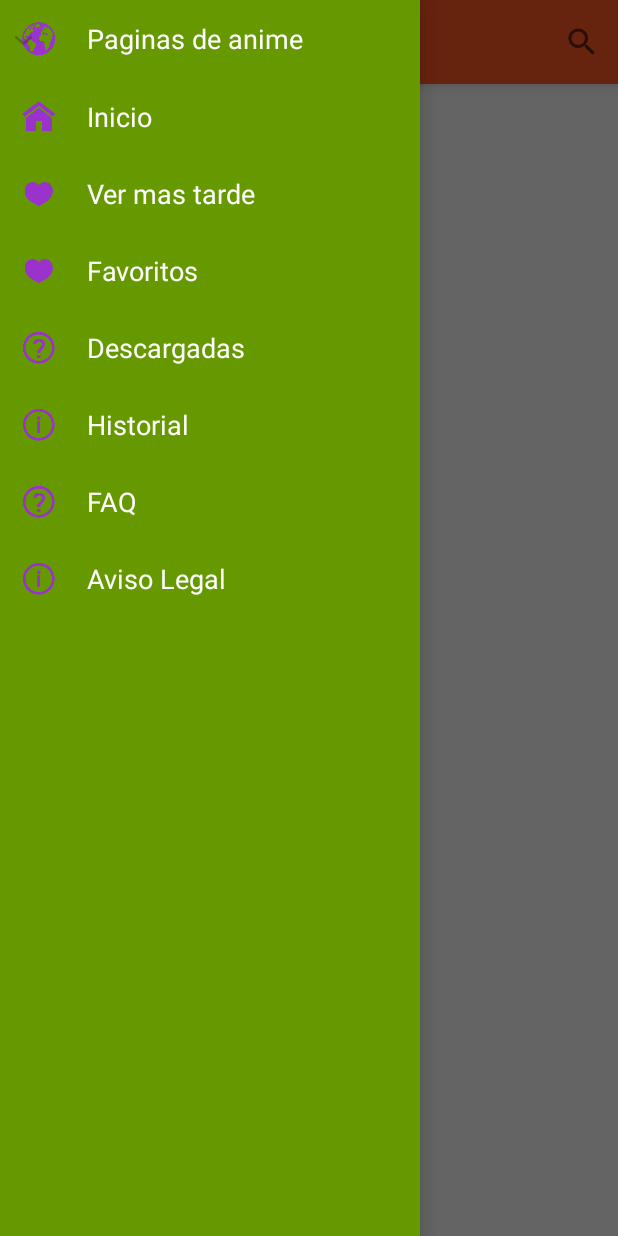
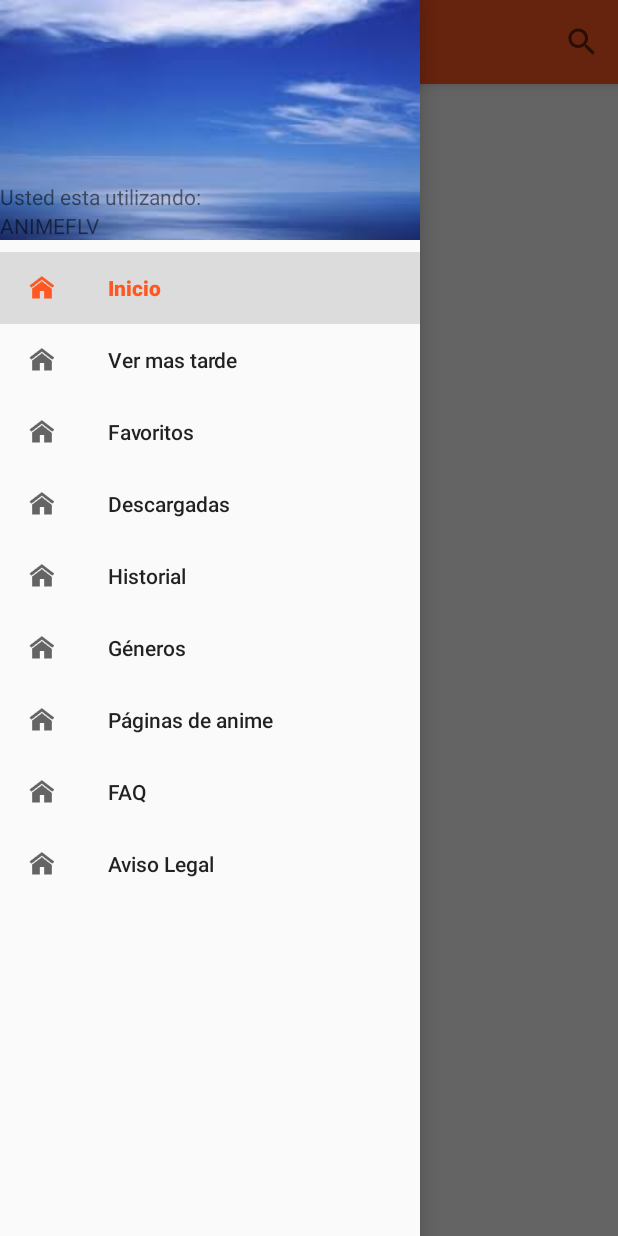
Before and after one commit to Vareta/Ouiaboo, an Android app: the Central screen opened directly, with no data from a screen before it, with the side drawer open, on a phone screen of 412 x 824 dp. Run offline under Robolectric (Android 15) with nearby library versions, the phone set to English and light mode, and no system bars; pictures from the network do not load.

Commit message:
Se agrega correctemente el drawerlayout y la conexion mediante los respectivos fragments.
Se incorpora segun lo especifica el material design. Ademas se configuran los titulos para cada seccion.

```diff
--- a/app/build.gradle
+++ b/app/build.gradle
@@ -22,6 +22,7 @@ android {
 dependencies {
     compile fileTree(dir: 'libs', include: ['*.jar'])
     compile 'com.android.support:appcompat-v7:22.2.1'
+    compile 'com.android.support:design:22.2.1'
     compile 'org.jsoup:jsoup:1.8.3'
     compile 'com.android.support:recyclerview-v7:22.2.1'
     compile 'com.android.support:cardview-v7:22.2.1'
--- a/app/src/main/AndroidManifest.xml
+++ b/app/src/main/AndroidManifest.xml
@@ -20,8 +20,7 @@
             </intent-filter>
         </activity>
         <activity
-            android:name=".Central"
-            android:label="@string/title_activity_central">
+            android:name=".Central">
             <intent-filter>
                 <action android:name="android.intent.action.SEARCH" />
             </intent-filter>
--- a/app/src/main/java/com/ouiaboo/ouiaboo/Central.java
+++ b/app/src/main/java/com/ouiaboo/ouiaboo/Central.java
@@ -7,7 +7,10 @@ import android.content.Intent;
 import android.net.Uri;
 import android.os.AsyncTask;
 import android.os.Bundle;
+import android.support.design.widget.NavigationView;
+import android.support.v4.app.Fragment;
 import android.support.v4.app.FragmentTransaction;
+import android.support.v4.view.GravityCompat;
 import android.support.v4.widget.DrawerLayout;
 import android.support.v7.app.AppCompatActivity;
 import android.support.v7.widget.SearchView;
@@ -29,9 +32,17 @@ import com.ouiaboo.ouiaboo.clases.DrawerItemsListUno;
 import com.ouiaboo.ouiaboo.clases.Episodios;
 import com.ouiaboo.ouiaboo.clases.HomeScreenAnimeFLV;
 import com.ouiaboo.ouiaboo.clases.SitiosWeb;
+import com.ouiaboo.ouiaboo.fragmentsFLV.AvisoLegal;
 import com.ouiaboo.ouiaboo.fragmentsFLV.Busqueda;
+import com.ouiaboo.ouiaboo.fragmentsFLV.Descargadas;
+import com.ouiaboo.ouiaboo.fragmentsFLV.Faq;
+import com.ouiaboo.ouiaboo.fragmentsFLV.Favoritos;
+import com.ouiaboo.ouiaboo.fragmentsFLV.Generos;
+import com.ouiaboo.ouiaboo.fragmentsFLV.Historial;
 import com.ouiaboo.ouiaboo.fragmentsFLV.HomeScreen;
 import com.ouiaboo.ouiaboo.fragmentsFLV.EpisodiosFlv;
+import com.ouiaboo.ouiaboo.fragmentsFLV.PaginasAnime;
+import com.ouiaboo.ouiaboo.fragmentsFLV.VerMasTarde;
 
 import java.util.ArrayList;
 import java.util.HashMap;
@@ -39,9 +50,15 @@ import java.util.List;
 
 
 public class Central extends AppCompatActivity implements HomeScreen.OnFragmentInteractionListener, Busqueda.OnFragmentInteractionListener,
-                                                        EpisodiosFlv.OnFragmentInteractionListener{
+                                                        EpisodiosFlv.OnFragmentInteractionListener, VerMasTarde.OnFragmentInteractionListener,
+                                                        Favoritos.OnFragmentInteractionListener, Descargadas.OnFragmentInteractionListener,
+                                                        Historial.OnFragmentInteractionListener, Generos.OnFragmentInteractionListener,
+                                                        PaginasAnime.OnFragmentInteractionListener, Faq.OnFragmentInteractionListener,
+                                                        AvisoLegal.OnFragmentInteractionListener{
     private DrawerLayout drawerLayout;
+    private String drawerTitle;
     private ListView drawerList;
+    private NavigationView navigationView;
     LinearLayout linearLayout;
     ExpandableListAdapter listAdapter;
     ExpandableListView expListView;
@@ -58,27 +75,66 @@ public class Central extends AppCompatActivity implements HomeScreen.OnFragmentI
         setContentView(R.layout.activity_central);
 
         drawerLayout = (DrawerLayout)findViewById(R.id.drawer_layout); //el drawerLayout
-        linearLayout = (LinearLayout)findViewById(R.id.left_drawer);
-        drawerList = (ListView)findViewById(R.id.drawer_list); //el listView
-        expListView = (ExpandableListView)findViewById(R.id.drawer_expandable_list); //lista expandible
-        toolbar = (Toolbar)findViewById(R.id.toolbar);
-        setSupportActionBar(toolbar);
-        toolbar.setNavigationIcon(R.drawable.ic_menu_white);
-        toolbar.setNavigationOnClickListener(new View.OnClickListener() {
+        navigationView = (NavigationView)findViewById(R.id.nav_view);
+
+        setUpToolbar(); //setea la toolbar
+        setUpNavDrawer(); //setea el navigation drawer
+
+        //listener del navigationview
+        navigationView.setNavigationItemSelectedListener(new NavigationView.OnNavigationItemSelectedListener() {
             @Override
-            public void onClick(View v) {
-                drawerLayout.openDrawer(Gravity.LEFT);
-                Log.d("cek", "home selected");
+            public boolean onNavigationItemSelected(MenuItem menuItem) {
+                menuItem.setChecked(true);
+                FragmentTransaction ft = getSupportFragmentManager().beginTransaction();
+
+                switch (menuItem.getItemId()) {
+
+                    case R.id.nav_inicio: //inicia fragmento inicio Inicio
+                        ft.replace(R.id.contenedor, new HomeScreen());
+                        break;
+
+                    case R.id.nav_mas_tarde:
+                        ft.replace(R.id.contenedor, new VerMasTarde());
+                        break;
+
+                    case R.id.nav_favoritos:
+                        ft.replace(R.id.contenedor, new Favoritos());
+                        break;
+
+                    case R.id.nav_descargadas:
+                        ft.replace(R.id.contenedor, new Descargadas());
+                        break;
+
+                    case R.id.nav_historial:
+                        ft.replace(R.id.contenedor, new Historial());
+                        break;
+
+                    case R.id.nav_generos:
+                        ft.replace(R.id.contenedor, new Generos());
+                        break;
+
+                    case R.id.nav_paginas:
+                        ft.replace(R.id.contenedor, new PaginasAnime());
+                        break;
+
+                    case R.id.nav_faq:
+                        ft.replace(R.id.contenedor, new Faq());
+                        break;
+
+                    case R.id.nav_aviso_legal:
+                        ft.replace(R.id.contenedor, new AvisoLegal());
+                        break;
+
+                    default:
+                            return true;
+                }
+
+                ft.addToBackStack(null); //para que se pueda devolver a un fragment anterior
+                ft.commit();
+                drawerLayout.closeDrawers();
+                return true;
             }
         });
-        poblarMenuLateral();
-
-        //relaciona el adaptador y el listener para la lista del drawer
-        drawerList.setAdapter(new AdaptadorDrawerListUno(this, items));
-        //se crea una instancia del adaptador, para luego setearlo
-        listAdapter = new AdapatadorDrawerExpList(this, listDataHeader, listDataChild);
-        expListView.setAdapter(listAdapter);
-        drawerLayout.closeDrawer(linearLayout);
 
         FragmentTransaction ft = getSupportFragmentManager().beginTransaction();
         ft.replace(R.id.contenedor, new HomeScreen());
@@ -86,6 +142,32 @@ public class Central extends AppCompatActivity implements HomeScreen.OnFragmentI
 
     }
 
+    private void setUpToolbar() {
+        toolbar = (Toolbar)findViewById(R.id.toolbar);
+        if (toolbar != null) {
+            setSupportActionBar(toolbar);
+        }
+    }
+
+    private void setUpNavDrawer() {
+        if (toolbar != null) {
+            assert getSupportActionBar() != null; //agregado ya que getSupportAction puede producir Method invocation may produce java.lang.NullPointerException
+            getSupportActionBar().setDisplayHomeAsUpEnabled(true);
+            toolbar.setNavigationIcon(R.drawable.ic_menu_white);
+            setTitle(R.string.inicio_drawer_layout);
+            toolbar.setNavigationOnClickListener(new View.OnClickListener() {
+                @Override
+                public void onClick(View v) {
+                    drawerLayout.openDrawer(GravityCompat.START);
+                }
+            });
+        }
+    }
+
+
+
+    /*
+        AHora esto se realiza mediante la libreria (borrar proximamente)
 
     private void poblarMenuLateral(){
 
@@ -117,7 +199,7 @@ public class Central extends AppCompatActivity implements HomeScreen.OnFragmentI
         items.add(new DrawerItemsListUno(drawerTitulos[5], R.drawable.ic_action_help)); //FAQ
         items.add(new DrawerItemsListUno(drawerTitulos[6], R.drawable.ic_action_info)); //aviso legal
     }
-
+*/
     @Override
     public boolean onCreateOptionsMenu(Menu menu) {
         // Inflate the menu; this adds items to the action bar if it is present.
--- a/app/src/main/java/com/ouiaboo/ouiaboo/fragmentsFLV/Busqueda.java
+++ b/app/src/main/java/com/ouiaboo/ouiaboo/fragmentsFLV/Busqueda.java
@@ -48,6 +48,7 @@ public class Busqueda extends android.support.v4.app.Fragment implements AdBusqu
     public View onCreateView(LayoutInflater inflater, ViewGroup container,Bundle savedInstanceState) {
         // Inflate the layout for this fragment
         View convertView = inflater.inflate(R.layout.fragment_busqueda, container, false);
+        getActivity().setTitle(getArguments().getString("query"));
 
         list = (RecyclerView) convertView.findViewById(R.id.busqueda_list_animeflv); //utiliza la misma que home screen
         bar = (ProgressBar)getActivity().findViewById(R.id.progressBar);
@@ -90,6 +91,7 @@ public class Busqueda extends android.support.v4.app.Fragment implements AdBusqu
     @Override
     public void customClickListener(View v, int position) {
         mListener.onBusquedaInteraction(animesBuscados.get(position).getUrlCapitulo());
+        getActivity().setTitle(animesBuscados.get(position).getNombre());
        // Log.d("HOLA", "listener");
     }
 
--- a/app/src/main/java/com/ouiaboo/ouiaboo/fragmentsFLV/Generos.java
+++ b/app/src/main/java/com/ouiaboo/ouiaboo/fragmentsFLV/Generos.java
@@ -16,7 +16,7 @@ import com.ouiaboo.ouiaboo.R;
  * {@link Generos.OnFragmentInteractionListener} interface
  * to handle interaction events.
  */
-public class Generos extends Fragment {
+public class Generos extends android.support.v4.app.Fragment {
 
     private OnFragmentInteractionListener mListener;
 
@@ -29,7 +29,9 @@ public class Generos extends Fragment {
     public View onCreateView(LayoutInflater inflater, ViewGroup container,
                              Bundle savedInstanceState) {
         // Inflate the layout for this fragment
-        return inflater.inflate(R.layout.fragment_generos, container, false);
+        View convertView = inflater.inflate(R.layout.fragment_generos, container, false);
+        getActivity().setTitle(R.string.generos_drawer_layout);
+        return convertView;
     }
 
     // TODO: Rename method, update argument and hook method into UI event
--- a/app/src/main/java/com/ouiaboo/ouiaboo/fragmentsFLV/HomeScreen.java
+++ b/app/src/main/java/com/ouiaboo/ouiaboo/fragmentsFLV/HomeScreen.java
@@ -70,7 +70,7 @@ public class HomeScreen extends android.support.v4.app.Fragment implements Adapt
     public View onCreateView(LayoutInflater inflater, ViewGroup container, Bundle savedInstanceState) {
         // Inflate the layout for this fragment
         View convertView =  inflater.inflate(R.layout.fragment_home_screen, container, false);
-
+        getActivity().setTitle(R.string.inicio_drawer_layout);
         list = (RecyclerView)convertView.findViewById(R.id.home_screen_list_animeflv); //lista fragment
         bar = (ProgressBar)getActivity().findViewById(R.id.progressBar);
 
@@ -186,17 +186,11 @@ public class HomeScreen extends android.support.v4.app.Fragment implements Adapt
     }
 
 
-    // TODO: Rename method, update argument and hook method into UI event
-    public void onButtonPressed(Uri uri) {
-        if (mListener != null) {
-            mListener.onFragmentInteraction(uri);
-        }
-    }
-
     @Override
     public void onAttach(Activity activity) {
         super.onAttach(activity);
         try {
+            getActivity().setTitle(R.string.inicio_drawer_layout);
             mListener = (OnFragmentInteractionListener) activity;
         } catch (ClassCastException e) {
             throw new ClassCastException(activity.toString()
--- a/app/src/main/res/layout/activity_central.xml
+++ b/app/src/main/res/layout/activity_central.xml
@@ -1,10 +1,11 @@
 <android.support.v4.widget.DrawerLayout xmlns:android="http://schemas.android.com/apk/res/android"
     xmlns:tools="http://schemas.android.com/tools"
+    xmlns:app="http://schemas.android.com/apk/res-auto"
     android:id="@+id/drawer_layout"
     android:layout_width="match_parent"
     android:layout_height="match_parent"
-    android:fitsSystemWindows="true">
-
+    android:fitsSystemWindows="true"
+    tools:context=".Central">
 
     <RelativeLayout
         android:layout_width="match_parent"
@@ -32,28 +33,15 @@
         </RelativeLayout>
     </RelativeLayout>
 
-
-    <LinearLayout
-        android:id="@+id/left_drawer"
-        android:layout_width="280dp"
+    <android.support.design.widget.NavigationView
+        android:id="@+id/nav_view"
+        android:layout_width="wrap_content"
         android:layout_height="match_parent"
         android:layout_gravity="start"
-        android:background="#669900"
         android:fitsSystemWindows="true"
-        android:orientation="vertical">
+        app:headerLayout="@layout/nav_header"
+        app:menu="@menu/nav_menu">
 
-        <ExpandableListView
-            android:id="@+id/drawer_expandable_list"
-            android:layout_width="match_parent"
-            android:layout_height="wrap_content" />
+    </android.support.design.widget.NavigationView>
 
-        <ListView
-            android:id="@+id/drawer_list"
-            android:layout_width="match_parent"
-            android:layout_height="match_parent"
-            android:choiceMode="singleChoice"
-            android:divider="@android:color/transparent"
-            android:dividerHeight="0dp" />
-
-    </LinearLayout>
 </android.support.v4.widget.DrawerLayout>
--- /dev/null
+++ b/app/src/main/res/layout/nav_header.xml
@@ -0,0 +1,22 @@
+<?xml version="1.0" encoding="utf-8"?>
+<LinearLayout xmlns:android="http://schemas.android.com/apk/res/android"
+    android:layout_width="match_parent"
+    android:layout_height="match_parent"
+    android:background="@drawable/test"
+    android:gravity="bottom"
+    android:orientation="vertical">
+
+
+    <TextView
+        android:id="@+id/pag_actual"
+        android:layout_width="match_parent"
+        android:layout_height="wrap_content"
+        android:text="Usted esta utilizando:" />
+
+    <TextView
+        android:id="@+id/nom_pagina"
+        android:layout_width="match_parent"
+        android:layout_height="wrap_content"
+        android:text="ANIMEFLV" />
+
+</LinearLayout>
--- /dev/null
+++ b/app/src/main/res/menu/nav_menu.xml
@@ -0,0 +1,55 @@
+<menu xmlns:android="http://schemas.android.com/apk/res/android"
+    xmlns:app="http://schemas.android.com/apk/res-auto"
+    xmlns:tools="http://schemas.android.com/tools"
+    tools:context="com.ouiaboo.ouiaboo.Central">
+
+
+    <group android:checkableBehavior="single">
+        <item
+            android:id="@+id/nav_inicio"
+            android:checked="true"
+            android:icon="@drawable/ic_action_home"
+            android:title="@string/inicio_drawer_layout"/>
+
+        <item
+            android:id="@+id/nav_mas_tarde"
+            android:icon="@drawable/ic_action_home"
+            android:title="@string/mas_tarde_drawer_layout"/>
+
+        <item
+            android:id="@+id/nav_favoritos"
+            android:icon="@drawable/ic_action_home"
+            android:title="@string/favoritos_drawer_layout"/>
+
+        <item
+            android:id="@+id/nav_descargadas"
+            android:icon="@drawable/ic_action_home"
+            android:title="@string/descargadas_drawer_layout"/>
+
+        <item
+            android:id="@+id/nav_historial"
+            android:icon="@drawable/ic_action_home"
+            android:title="@string/historial_drawer_layout"/>
+
+        <item
+            android:id="@+id/nav_generos"
+            android:icon="@drawable/ic_action_home"
+            android:title="@string/generos_drawer_layout"/>
+
+        <item
+            android:id="@+id/nav_paginas"
+            android:icon="@drawable/ic_action_home"
+            android:title="@string/paginas_drawer_layout"/>
+
+        <item
+            android:id="@+id/nav_faq"
+            android:icon="@drawable/ic_action_home"
+            android:title="@string/faq_drawer_layout"/>
+
+        <item
+            android:id="@+id/nav_aviso_legal"
+            android:icon="@drawable/ic_action_home"
+            android:title="@string/aviso_legal_drawer_layout"/>
+
+    </group>
+</menu>
--- a/app/src/main/res/values/strings.xml
+++ b/app/src/main/res/values/strings.xml
@@ -21,25 +21,20 @@
     </string-array>
 
     <!--********************************************************************************************************************************************************************* -->
-    <!-- **********************************************************        drawer_list_uno        *************************************************************************** -->
+    <!-- **********************************************************        drawer_list       *************************************************************************** -->
     <!--********************************************************************************************************************************************************************* -->
     <string name="drawer_list_uno.paginas_anime.ES">Paginas de anime</string>
-    <string-array name="drawer_list_cero">
-        <item>Paginas de anime</item>
-    </string-array>
-    <string-array name="drawer_list_uno">
-        <item>Inicio</item>
-        <item>Ver mas tarde</item>
-        <item>Favoritos</item>
-        <item>Descargadas</item>
-        <item>Historial</item>
-        <item>FAQ</item>
-        <item>Aviso Legal</item>
-    </string-array>
-    <string name="title_vistacentral_list">VistaCentrals</string>
-    <string name="title_vistacentral_detail">VistaCentral Detail</string>
-    <string name="title_activity_central">Central</string>
-    <string name="title_activity_adaptador_sitios_web">AdaptadorSitiosWeb</string>
+
+    <string name="inicio_drawer_layout">Inicio</string>
+    <string name="mas_tarde_drawer_layout">Ver mas tarde</string>
+    <string name="favoritos_drawer_layout">Favoritos</string>
+    <string name="descargadas_drawer_layout">Descargadas</string>
+    <string name="historial_drawer_layout">Historial</string>
+    <string name="generos_drawer_layout">Géneros</string>
+    <string name="paginas_drawer_layout">Páginas de anime</string>
+    <string name="faq_drawer_layout">FAQ</string>
+    <string name="aviso_legal_drawer_layout">Aviso Legal</string>
+
 
 <!-- TODO: Remove or change this placeholder text -->
     <string name="hello_blank_fragment">Hello blank fragment</string>
```
Also changed, not shown: app/src/main/java/com/ouiaboo/ouiaboo/fragmentsFLV/AvisoLegal.java (+9 -5 lines), app/src/main/java/com/ouiaboo/ouiaboo/fragmentsFLV/Descargadas.java (+5 -2 lines), app/src/main/java/com/ouiaboo/ouiaboo/fragmentsFLV/EpisodiosFlv.java (+18 -0 lines), app/src/main/java/com/ouiaboo/ouiaboo/fragmentsFLV/Faq.java (+5 -2 lines), app/src/main/java/com/ouiaboo/ouiaboo/fragmentsFLV/Historial.java (+5 -2 lines), app/src/main/java/com/ouiaboo/ouiaboo/fragmentsFLV/PaginasAnime.java (added, +77 -0 lines), app/src/main/java/com/ouiaboo/ouiaboo/fragmentsFLV/VerMasTarde.java (+5 -2 lines), app/src/main/res/layout/fragment_paginas_anime.xml (added, +10 -0 lines), app/src/main/res/drawable/test.jpg (added), 1 other file.
